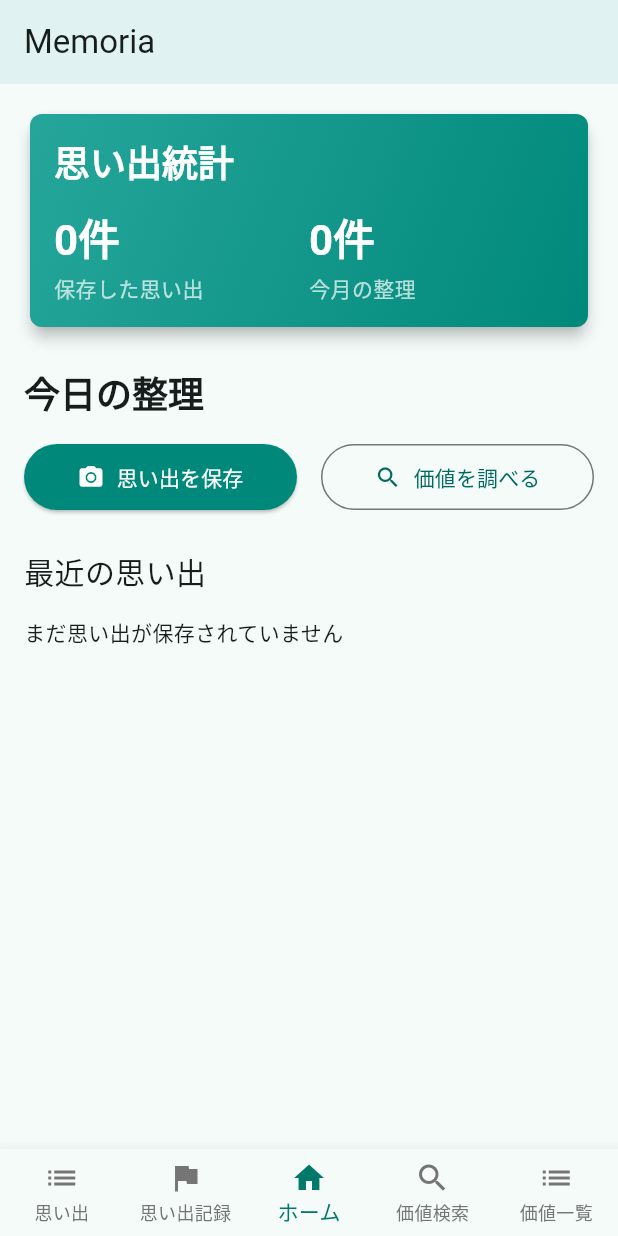
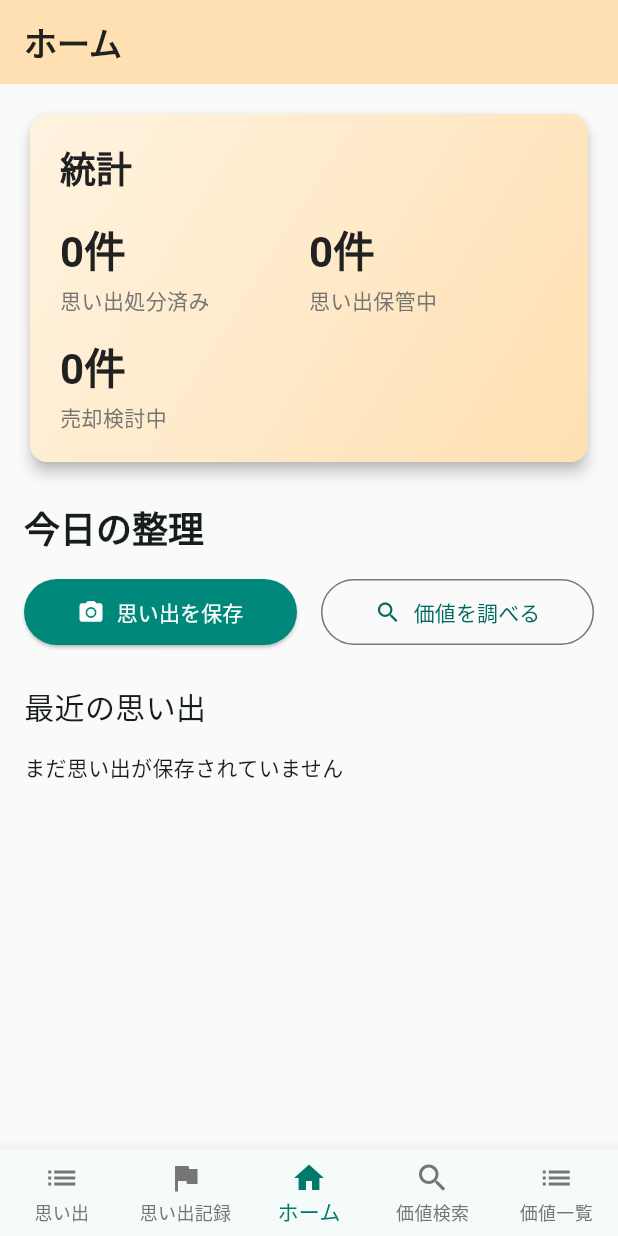
Before and after one commit to team-nup/2025-katazuke-frontend-app-ai-agent-hackathon, a Flutter app: the screen it shows after launch, on a phone screen of 412 x 824 dp. Run offline on Flutter 3.47's test engine with Material 3 defaults, Android fonts, the phone set to English and light mode, and no system bars; our stand-ins replace image_picker, sqflite; accounts and stored records are empty.

Commit message:
ホーム画面　統計セクション追加

```diff
--- /dev/null
+++ b/lib/features/components/common_app_bar.dart
@@ -0,0 +1,44 @@
+import 'package:flutter/material.dart';
+
+class CommonAppBar extends StatelessWidget implements PreferredSizeWidget {
+  final String title;
+  final List<Widget>? actions;
+  final Widget? leading;
+  final bool showBackButton;
+
+  const CommonAppBar({
+    super.key,
+    required this.title,
+    this.actions,
+    this.leading,
+    this.showBackButton = false,
+  });
+
+  @override
+  Widget build(BuildContext context) {
+    return AppBar(
+      title: Row(
+        children: [
+          Text(
+            title,
+            style: const TextStyle(
+              color: Color(0xFF212121),
+              fontWeight: FontWeight.w600,
+            ),
+          ),
+        ],
+      ),
+      backgroundColor: const Color(0xFFFFE0B2),
+      elevation: 0,
+      leading: leading,
+      automaticallyImplyLeading: showBackButton,
+      actions: actions,
+      iconTheme: const IconThemeData(
+        color: Color(0xFF212121),
+      ),
+    );
+  }
+
+  @override
+  Size get preferredSize => const Size.fromHeight(kToolbarHeight);
+}
--- /dev/null
+++ b/lib/features/screen/home/components/shared/analytics_card.dart
@@ -0,0 +1,104 @@
+import 'package:flutter/material.dart';
+import '../../../../../core/models/DB/memory_status.dart';
+import '../../../../../core/mappers/memory_status_mapper.dart';
+
+class AnalyticsCard extends StatelessWidget {
+  final Map<String, int> statistics;
+
+  const AnalyticsCard({
+    super.key,
+    required this.statistics,
+  });
+
+  @override
+  Widget build(BuildContext context) {
+    final disposedCount = statistics['disposed'] ?? 0;
+    final keepingCount = statistics['keeping'] ?? 0;
+
+    return Card(
+      elevation: 4,
+      child: Container(
+        width: double.infinity,
+        decoration: BoxDecoration(
+          borderRadius: BorderRadius.circular(12.0),
+          gradient: const LinearGradient(
+            colors: [Color(0xFFFFF3E0), Color(0xFFFFE0B2)],
+            begin: Alignment.topLeft,
+            end: Alignment.bottomRight,
+          ),
+        ),
+        padding: const EdgeInsets.all(20.0),
+        child: Column(
+          crossAxisAlignment: CrossAxisAlignment.start,
+          children: [
+            Text(
+              '統計',
+              style: Theme.of(context).textTheme.headlineSmall?.copyWith(
+                    color: const Color(0xFF212121),
+                    fontWeight: FontWeight.bold,
+                  ),
+            ),
+            const SizedBox(height: 20),
+            Column(
+              children: [
+                Row(
+                  children: [
+                    Expanded(
+                      child: _buildStatItem(
+                        context,
+                        '思い出${MemoryStatusMapper.toDisplayString(ItemKeepStatus.disposed)}',
+                        '$disposedCount件',
+                      ),
+                    ),
+                    Expanded(
+                      child: _buildStatItem(
+                        context,
+                        '思い出${MemoryStatusMapper.toDisplayString(ItemKeepStatus.keeping)}',
+                        '$keepingCount件',
+                      ),
+                    ),
+                  ],
+                ),
+                const SizedBox(height: 16),
+                Row(
+                  children: [
+                    Expanded(
+                      child: _buildStatItem(
+                        context,
+                        '売却${MemoryStatusMapper.toDisplayString(ItemKeepStatus.considering)}',
+                        '${statistics['valueSearch'] ?? 0}件',
+                      ),
+                    ),
+                    const Expanded(child: SizedBox()),
+                  ],
+                ),
+              ],
+            ),
+          ],
+        ),
+      ),
+    );
+  }
+
+  Widget _buildStatItem(BuildContext context, String label, String value) {
+    return Column(
+      crossAxisAlignment: CrossAxisAlignment.start,
+      children: [
+        Text(
+          value,
+          style: Theme.of(context).textTheme.headlineMedium?.copyWith(
+                color: const Color(0xFF212121),
+                fontWeight: FontWeight.bold,
+              ),
+        ),
+        const SizedBox(height: 4),
+        Text(
+          label,
+          style: Theme.of(context).textTheme.bodyMedium?.copyWith(
+                color: const Color(0xFF757575),
+              ),
+        ),
+      ],
+    );
+  }
+}
--- a/lib/features/screen/home/containers/home_container.dart
+++ b/lib/features/screen/home/containers/home_container.dart
@@ -1,6 +1,7 @@
 import 'package:flutter/material.dart';
 import '../../../../core/models/DB/memory.dart';
 import '../../../../core/database/repositories/memory_repository.dart';
+import '../../../../core/database/repositories/value_search_repository.dart';
 import '../../memory_view/containers/memory_detail_container.dart';
 import '../pages/home_page.dart';
 
@@ -26,11 +27,15 @@ class _HomeContainerState extends State<HomeContainer> {
     setState(() => _isLoading = true);
 
     try {
-      final statistics = await MemoryRepository.getStatistics();
+      final memoryStatistics = await MemoryRepository.getStatistics();
+      final valueSearchCount = await ValueSearchRepository.count();
       final recentMemories = await MemoryRepository.getRecentMemories();
 
+      final combinedStatistics = Map<String, int>.from(memoryStatistics);
+      combinedStatistics['valueSearch'] = valueSearchCount;
+
       setState(() {
-        _statistics = statistics;
+        _statistics = combinedStatistics;
         _recentMemories = recentMemories;
         _isLoading = false;
       });
--- a/lib/features/screen/home/pages/home_page.dart
+++ b/lib/features/screen/home/pages/home_page.dart
@@ -1,6 +1,8 @@
 import 'package:flutter/material.dart';
 import '../../../../core/models/DB/memory.dart';
 import '../components/shared/recent_memories_section.dart';
+import '../components/shared/analytics_card.dart';
+import '../../../components/common_app_bar.dart';
 
 class HomePage extends StatelessWidget {
   final Map<String, int> statistics;
@@ -21,9 +23,9 @@ class HomePage extends StatelessWidget {
   @override
   Widget build(BuildContext context) {
     return Scaffold(
-      appBar: AppBar(
-        title: const Text('Memoria'),
-        backgroundColor: Colors.teal.shade50,
+      backgroundColor: const Color(0xFFFAFAFA),
+      appBar: const CommonAppBar(
+        title: 'ホーム',
       ),
       body: RefreshIndicator(
         onRefresh: () async => onRefresh(),
@@ -33,7 +35,7 @@ class HomePage extends StatelessWidget {
           child: Column(
             crossAxisAlignment: CrossAxisAlignment.start,
             children: [
-              _buildStatisticsCard(context),
+              AnalyticsCard(statistics: statistics),
               const SizedBox(height: 24),
               _buildActionButtons(context),
               const SizedBox(height: 24),
@@ -48,80 +50,6 @@ class HomePage extends StatelessWidget {
           ),
         ),
       ),
-    );
-  }
-
-  Widget _buildStatisticsCard(BuildContext context) {
-    final totalMemories = statistics['total'] ?? 0;
-    final disposedThisMonth = statistics['disposed'] ?? 0;
-
-    return Card(
-      elevation: 4,
-      child: Container(
-        width: double.infinity,
-        decoration: BoxDecoration(
-          borderRadius: BorderRadius.circular(8.0),
-          gradient: LinearGradient(
-            colors: [Colors.teal.shade400, Colors.teal.shade600],
-            begin: Alignment.topLeft,
-            end: Alignment.bottomRight,
-          ),
-        ),
-        padding: const EdgeInsets.all(16.0),
-        child: Column(
-          crossAxisAlignment: CrossAxisAlignment.start,
-          children: [
-            Text(
-              '思い出統計',
-              style: Theme.of(context).textTheme.headlineSmall?.copyWith(
-                    color: Colors.white,
-                    fontWeight: FontWeight.bold,
-                  ),
-            ),
-            const SizedBox(height: 16),
-            Row(
-              children: [
-                Expanded(
-                  child: _buildStatItem(
-                    context,
-                    '保存した思い出',
-                    '$totalMemories件',
-                  ),
-                ),
-                Expanded(
-                  child: _buildStatItem(
-                    context,
-                    '今月の整理',
-                    '$disposedThisMonth件',
-                  ),
-                ),
-              ],
-            ),
-          ],
-        ),
-      ),
-    );
-  }
-
-  Widget _buildStatItem(BuildContext context, String label, String value) {
-    return Column(
-      crossAxisAlignment: CrossAxisAlignment.start,
-      children: [
-        Text(
-          value,
-          style: Theme.of(context).textTheme.headlineMedium?.copyWith(
-                color: Colors.white,
-                fontWeight: FontWeight.bold,
-              ),
-        ),
-        const SizedBox(height: 4),
-        Text(
-          label,
-          style: Theme.of(context).textTheme.bodyMedium?.copyWith(
-                color: Colors.white70,
-              ),
-        ),
-      ],
     );
   }
 
```
Also changed, not shown: image.png (added), 1 other file.
